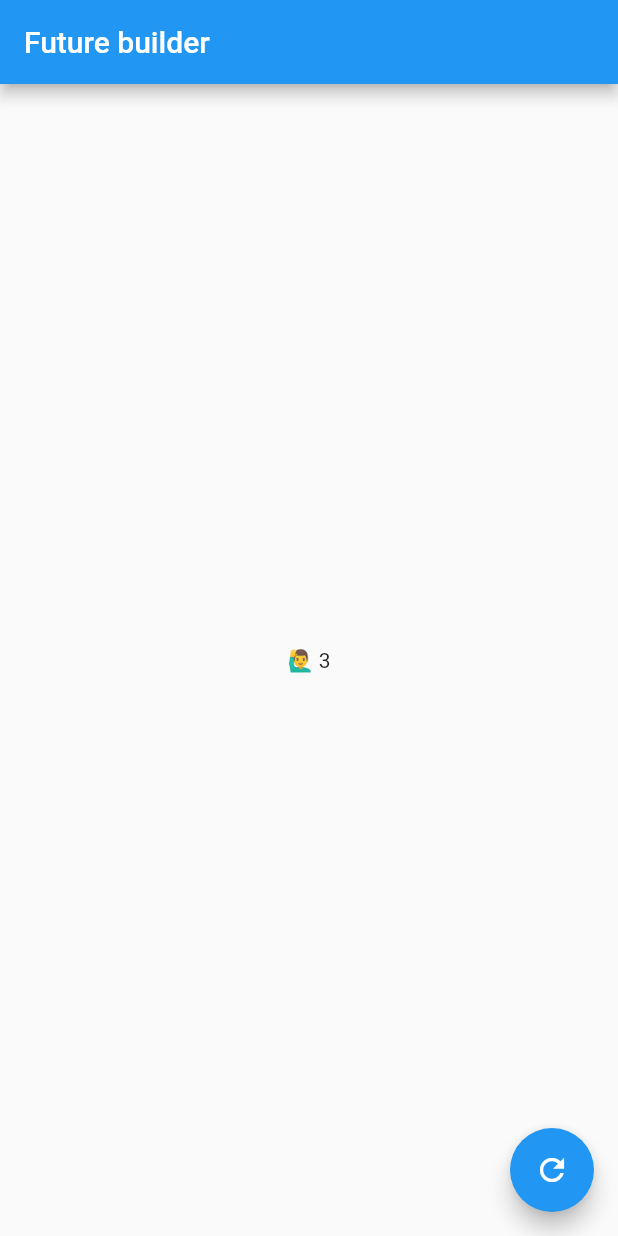
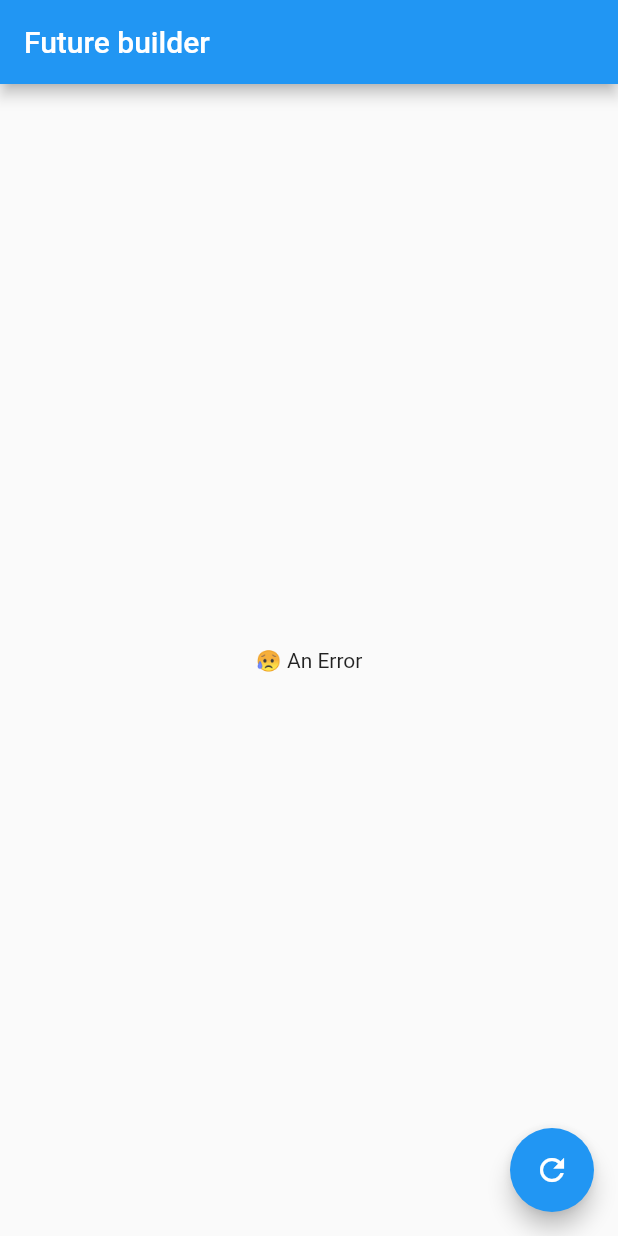
Before and after one commit to vladoja/flutter_exploring_streambuilder, a Flutter app: the screen it shows after launch, on a phone screen of 412 x 824 dp. Run offline on Flutter 3.47's test engine with Material 2 defaults, Android fonts, the light colour scheme and no system bars.

Commit message:
Handling Error in Stream

```diff
--- a/lib/main.dart
+++ b/lib/main.dart
@@ -48,6 +48,8 @@ class _MyHomePageState extends State<MyHomePage> {
     yield 2;
     await Future.delayed(const Duration(seconds: 1));
     yield 3;
+    await Future.delayed(const Duration(seconds: 1));
+    throw 'An Error';
   }
 
   @override
@@ -78,6 +80,8 @@ class _MyHomePageState extends State<MyHomePage> {
             } else if (snapshot.hasData) {
               int number = snapshot.data!;
               return Text('🙋‍♂️ $number');
+            } else if (snapshot.hasError) {
+              return Text('😥 ${snapshot.error}');
             } else {
               return const Text('No data!');
             }
```
